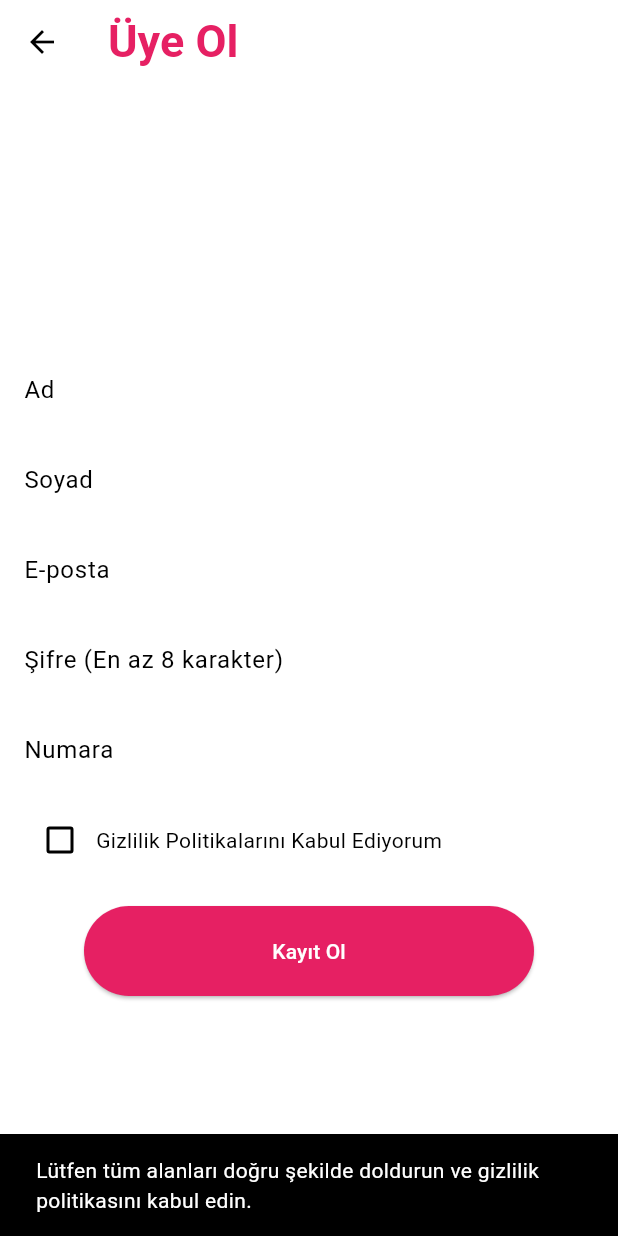
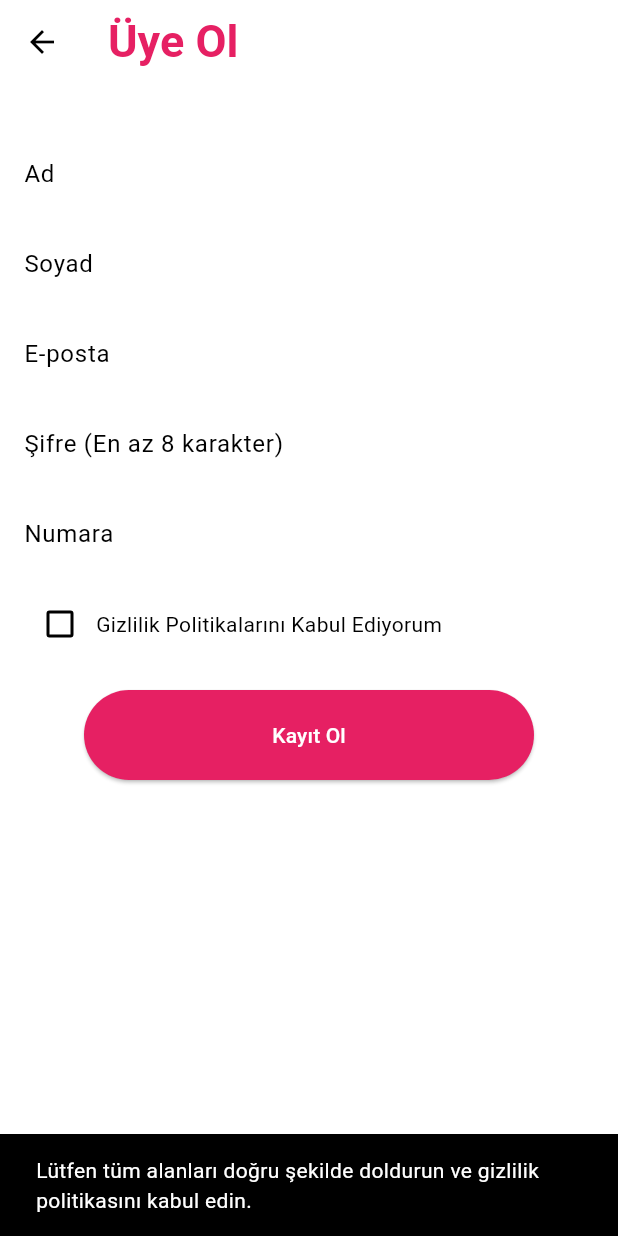
Before and after one commit to salihakca/petshop, a Flutter app: the RegisterPage screen opened directly, after a tap on "Kayıt Ol", on a phone screen of 412 x 824 dp. Run offline on Flutter 3.47's test engine with Material 3 defaults, Android fonts, the light colour scheme and no system bars; our stand-ins replace shared_preferences; accounts and stored records are empty.

Commit message:
register fixed

```diff
--- a/lib/register.dart
+++ b/lib/register.dart
@@ -23,7 +23,7 @@ class _RegisterPageState extends State<RegisterPage> {
   bool isNumberValid = false;
   bool isAgreementChecked = false;
 
-  void _validateInputs() async {
+  void _validateInputs() {
     setState(() {
       isNameValid = nameController.text.isNotEmpty;
       isSurnameValid = surnameController.text.isNotEmpty;
@@ -38,19 +38,20 @@ class _RegisterPageState extends State<RegisterPage> {
         isPasswordValid &&
         isNumberValid &&
         isAgreementChecked) {
-      SharedPreferences prefs = await SharedPreferences.getInstance();
-      await prefs.setString('email', emailController.text);
-      await prefs.setString('password', passwordController.text);
+      SharedPreferences.getInstance().then((prefs) {
+        prefs.setString('email', emailController.text);
+        prefs.setString('password', passwordController.text);
 
         Navigator.pushReplacement(
           context,
           MaterialPageRoute(builder: (context) => const LoginPage()), // Changed to LoginPage
         );
+      });
     } else {
       ScaffoldMessenger.of(context).showSnackBar(
         const SnackBar(
-            content: Text(
-                'Lütfen tüm alanları doğru şekilde doldurun ve gizlilik politikasını kabul edin.')),
+          content: Text('Lütfen tüm alanları doğru şekilde doldurun ve gizlilik politikasını kabul edin.'),
+        ),
       );
     }
   }
@@ -70,7 +71,8 @@ class _RegisterPageState extends State<RegisterPage> {
           ),
         ),
       ),
-      body: Padding(
+      body: SingleChildScrollView(
+        child: Padding(
           padding: const EdgeInsets.all(16.0),
           child: Column(
             mainAxisAlignment: MainAxisAlignment.center,
@@ -129,6 +131,9 @@ class _RegisterPageState extends State<RegisterPage> {
                 ],
               ),
               const SizedBox(height: 20),
+              Row(
+                mainAxisAlignment: MainAxisAlignment.center,
+                children: [
                   ElevatedButton(
                     onPressed: _validateInputs,
                     style: ButtonStyle(
@@ -146,6 +151,9 @@ class _RegisterPageState extends State<RegisterPage> {
                   ),
                 ],
               ),
+            ],
+          ),
+        ),
       ),
     );
   }
```
Lines whose indentation alone changed are shown as unchanged.
